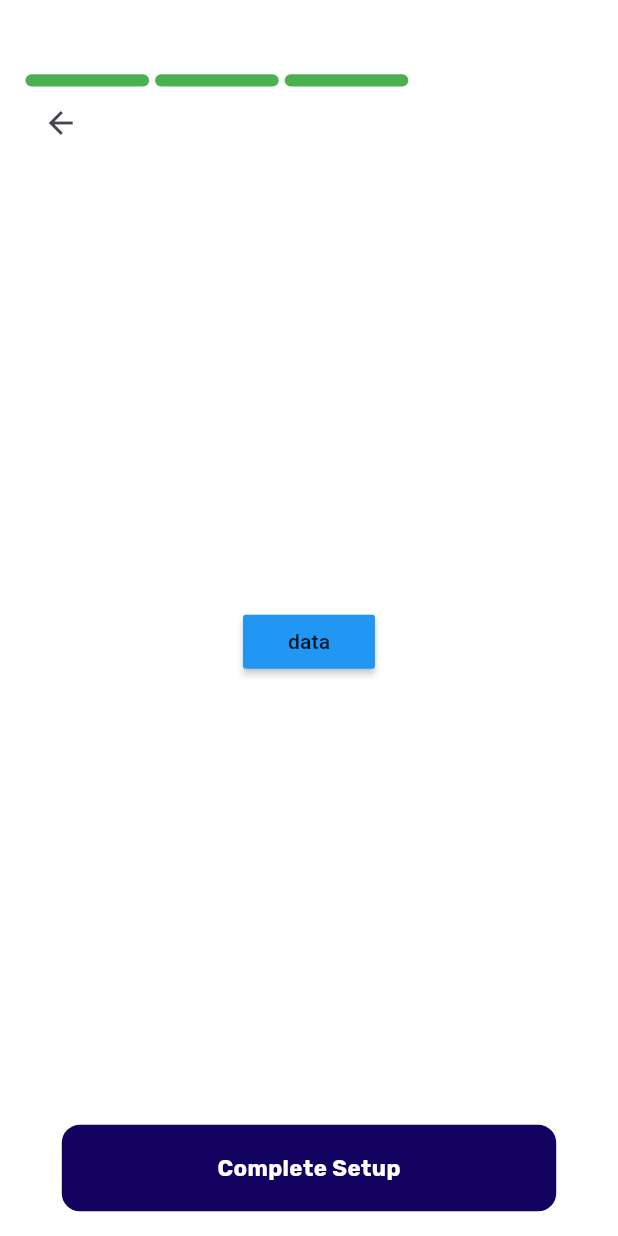
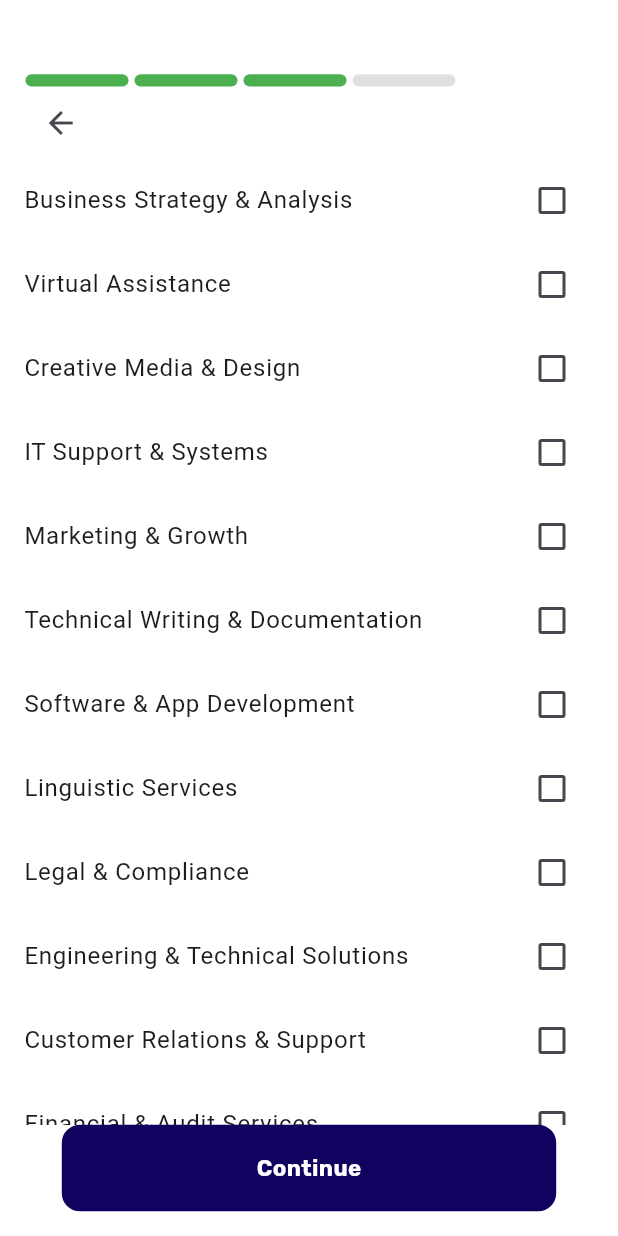
Before and after one commit to amr882/hustlehub, a Flutter app: the FreelancerSetupPage screen opened directly, swiped to page 3, on a phone screen of 412 x 824 dp. Run offline on Flutter 3.47's test engine with Material 3 defaults, Android fonts, the light colour scheme and no system bars; our stand-ins replace cloud_firestore, firebase_auth, firebase_core, firebase_database, flutter_native_splash, google_fonts and 1 more; accounts and stored records are empty; generated files the repository leaves out were written again.

Commit message:
created work role provider to handel all freelancers's work role

```diff
--- a/lib/features/freelancer/auth/freelancer_setup_account/freelancer_setup_account.dart
+++ b/lib/features/freelancer/auth/freelancer_setup_account/freelancer_setup_account.dart
@@ -4,6 +4,8 @@ import 'package:hustlehub/features/freelancer/auth/freelancer_db.dart';
 import 'package:hustlehub/features/freelancer/auth/freelancer_setup_account/user_info/experience.dart';
 import 'package:hustlehub/features/freelancer/auth/freelancer_setup_account/user_info/work_role.dart';
 import 'package:hustlehub/features/freelancer/auth/freelancer_setup_account/user_info/your_goal.dart';
+import 'package:hustlehub/features/freelancer/providers/work_role_provider.dart';
+import 'package:provider/provider.dart';
 import 'package:sizer/sizer.dart';
 
 class FreelancerSetupPage extends StatefulWidget {
@@ -26,7 +28,6 @@ class _FreelancerSetupAccountState extends State<FreelancerSetupPage> {
       experienceValue: (value) {
         setState(() {
           _freelancerExperienceOption = value.toString();
-          updateUserInfo();
         });
       },
     ),
@@ -36,12 +37,12 @@ class _FreelancerSetupAccountState extends State<FreelancerSetupPage> {
       goalValue: (value) {
         setState(() {
           _freelancerGoalOption = value.toString();
-          updateUserInfo();
         });
       },
     ),
 
-    WorkRole(),
+    const WorkRole(),
+    Container(),
   ];
   @override
   void initState() {
@@ -73,6 +74,21 @@ class _FreelancerSetupAccountState extends State<FreelancerSetupPage> {
   }
 
   void nextPage() {
+    final workRoleProvider = Provider.of<WorkRoleProvider>(
+      context,
+      listen: false,
+    );
+
+    if (_currentPage == 2) {
+      if (workRoleProvider.selectedCount < 1) {
+        ScaffoldMessenger.of(context).showSnackBar(
+          const SnackBar(
+            content: Text("Please choose at least 1 work role category."),
+          ),
+        );
+        return;
+      }
+    }
     if (_currentPage < children.length - 1) {
       _pageController.nextPage(
         duration: const Duration(milliseconds: 200),
@@ -93,13 +109,19 @@ class _FreelancerSetupAccountState extends State<FreelancerSetupPage> {
   }
 
   void _completeSetup() {
+    updateUserInfo();
+
     print("Setup Complete! Final Data: $userInfo");
   }
 
   void updateUserInfo() {
+    final workRoleProvider = Provider.of<WorkRoleProvider>(
+      context,
+      listen: false,
+    );
     userInfo["experience"] = _freelancerExperienceOption;
     userInfo["userGoal"] = _freelancerGoalOption;
-    print("$userInfo ++++++++++++++++++");
+    userInfo["workRoles"] = workRoleProvider.selectedRolesList;
   }
 
   @override
@@ -147,7 +169,7 @@ class _FreelancerSetupAccountState extends State<FreelancerSetupPage> {
               Expanded(
                 child: PageView(
                   controller: _pageController,
-                  physics: const NeverScrollableScrollPhysics(),
+                  physics: BouncingScrollPhysics(),
                   children: children,
                 ),
               ),
--- a/lib/features/freelancer/auth/freelancer_setup_account/user_info/work_role.dart
+++ b/lib/features/freelancer/auth/freelancer_setup_account/user_info/work_role.dart
@@ -1,5 +1,8 @@
 import 'package:flutter/material.dart';
-import 'package:hustlehub/features/freelancer/services/rtdb.dart';
+import 'package:hustlehub/features/freelancer/providers/work_role_provider.dart';
+import 'package:provider/provider.dart';
+
+int selectedRoleCount = 0;
 
 class WorkRole extends StatefulWidget {
   const WorkRole({super.key});
@@ -9,18 +12,32 @@ class WorkRole extends StatefulWidget {
 }
 
 class _WorkRoleState extends State<WorkRole> {
-  testdb() async {
-    Rtdb().test();
-  }
-
   @override
   Widget build(BuildContext context) {
-    return Center(
-      child: MaterialButton(
-        onPressed: () => testdb(),
-        color: Colors.blue,
-        child: Text("data"),
-      ),
+    final workRoleProvider = Provider.of<WorkRoleProvider>(context);
+    final categoryNames = workRoleProvider.categories.keys.toList();
+    return ListView.builder(
+      itemCount: categoryNames.length,
+      itemBuilder: (context, index) {
+        final String categoryName = categoryNames[index];
+        final bool isChecked =
+            workRoleProvider.categories[categoryName] ?? false;
+        return CheckboxListTile(
+          activeColor: Colors.lightGreen,
+          title: Text(categoryName),
+          value: isChecked,
+          onChanged: (val) {
+            final int currentCount = workRoleProvider.selectedCount;
+            if (val == true && currentCount >= 3) {
+              ScaffoldMessenger.of(context).showSnackBar(
+                const SnackBar(content: Text("You can choose only 3")),
+              );
+              return;
+            }
+            workRoleProvider.toggleCategory(categoryName, val!);
+          },
+        );
+      },
     );
   }
 }
--- /dev/null
+++ b/lib/features/freelancer/providers/work_role_provider.dart
@@ -0,0 +1,32 @@
+import 'package:flutter/widgets.dart';
+
+class WorkRoleProvider extends ChangeNotifier {
+  final Map<String, bool> _workRoleCategories = {
+    "Business Strategy & Analysis": false,
+    "Virtual Assistance": false,
+    "Creative Media & Design": false,
+    "IT Support & Systems": false,
+    "Marketing & Growth": false,
+    "Technical Writing & Documentation": false,
+    "Software & App Development": false,
+    "Linguistic Services": false,
+    "Legal & Compliance": false,
+    "Engineering & Technical Solutions": false,
+    "Customer Relations & Support": false,
+    "Financial & Audit Services": false,
+  };
+  Map<String, bool> get categories => _workRoleCategories;
+  int get selectedCount => categories.values.where((value) => value).length;
+
+  List<String> get selectedRolesList {
+    return categories.keys.where((key) => categories[key] == true).toList();
+  }
+
+  toggleCategory(String category, bool newValue) {
+    if (newValue == true && selectedCount >= 3) {
+      return;
+    }
+    categories[category] = newValue;
+    notifyListeners();
+  }
+}
--- a/pubspec.yaml
+++ b/pubspec.yaml
@@ -41,6 +41,7 @@ dependencies:
   google_fonts: ^6.3.2
   cloud_firestore: ^6.0.3
   firebase_database: ^12.0.3
+  provider: ^6.1.5+1
 
 dev_dependencies:
   flutter_test:
```
Also changed, not shown: lib/features/core/auth/log_in/log_in_view.dart (+8 -0 lines), lib/features/core/auth/sign_up/sign_up_view.dart (+9 -0 lines), lib/main.dart (+12 -5 lines), pubspec.lock.
